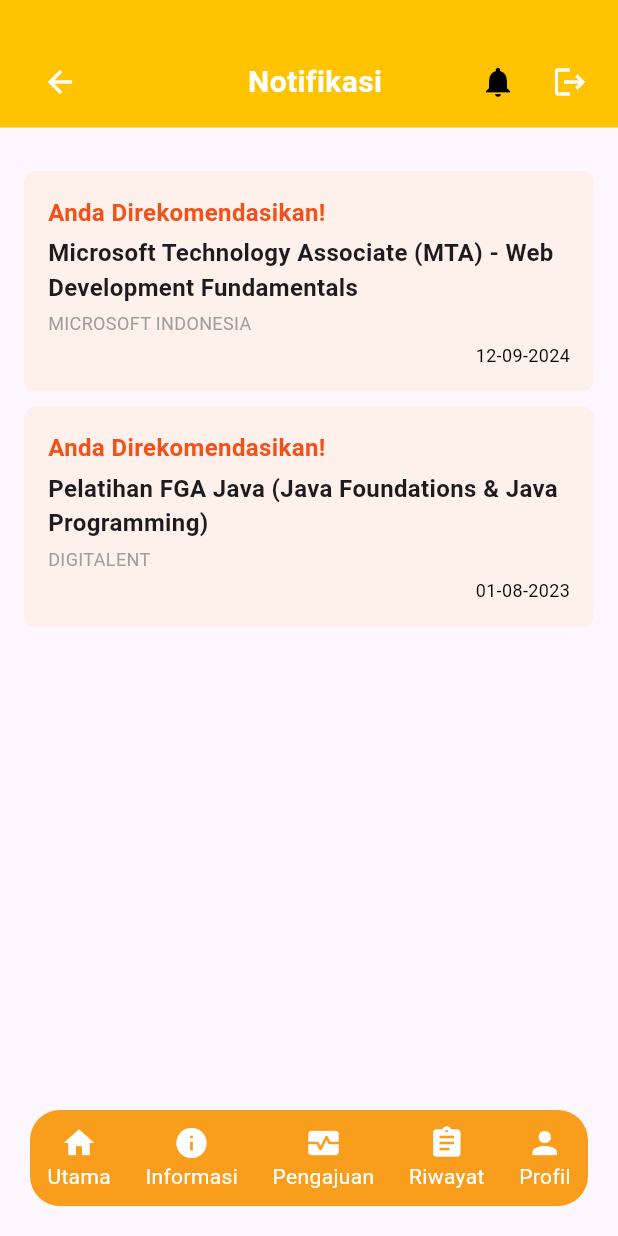
After one commit to Rioramadhan3570/PBL_Sem5, a Flutter app: the Notifikasi screen opened by its route, on a phone screen of 412 x 824 dp. The commit adds this screen. Run offline on Flutter 3.47's test engine with Material 3 defaults, Android fonts, the phone set to English and light mode, and no system bars; network calls fail.

Commit message:
active ikon notifikasi, halaman notifikasi, header notifikasi, header profil, main update

```diff
--- /dev/null
+++ b/pbl_sem5/lib/dosen/header_notifikasi.dart
@@ -0,0 +1,71 @@
+import 'package:flutter/material.dart';
+
+class NotifikasiHeader extends StatefulWidget {
+  const NotifikasiHeader({Key? key}) : super(key: key);
+
+  @override
+  _NotifikasiHeaderState createState() => _NotifikasiHeaderState();
+}
+
+class _NotifikasiHeaderState extends State<NotifikasiHeader> {
+  Color notificationIconColor = Colors.black; // Warna awal ikon notifikasi
+
+  void _onBackButtonPressed() {
+    Navigator.pop(context); // Kembali ke halaman sebelumnya
+  }
+
+  @override
+  Widget build(BuildContext context) {
+    return Container(
+      color: const Color(0xFFFFC300), // Warna latar belakang kuning
+      padding: const EdgeInsets.only(top: 40, left: 16, right: 8, bottom: 16),
+      child: Stack(
+        alignment: Alignment.center,
+        children: [
+          // Teks "Notifikasi" di tengah
+          const Text(
+            'Notifikasi',
+            style: TextStyle(
+              fontSize: 20,
+              fontWeight: FontWeight.bold,
+              color: Colors.white,
+            ),
+          ),
+          // Ikon diposisikan di sebelah kiri
+          Positioned(
+            left: 0, // Memposisikan tombol kembali ke kiri
+            child: IconButton(
+              icon: Icon(Icons.arrow_back, color: Colors.white), // Ikon kembali
+              onPressed: () {
+                _onBackButtonPressed();
+                // Kirim informasi kembali ke Navbar
+                // Ini bisa dilakukan dengan menggunakan provider atau state management lain
+              },
+            ),
+          ),
+          // Ikon diposisikan ke kanan
+          Positioned(
+            right: 0,
+            child: Row(
+              mainAxisSize: MainAxisSize.min,
+              children: [
+                IconButton(
+                  icon: Icon(Icons.notifications, color: notificationIconColor), // Ikon notifikasi
+                  onPressed: () {
+                    // Menangani penekanan ikon notifikasi
+                  },
+                ),
+                IconButton(
+                  icon: const Icon(Icons.logout, color: Colors.white), // Ikon logout
+                  onPressed: () {
+                    // Menangani penekanan ikon logout
+                  },
+                ),
+              ],
+            ),
+          ),
+        ],
+      ),
+    );
+  }
+}
--- a/pbl_sem5/lib/dosen/navbar.dart
+++ b/pbl_sem5/lib/dosen/navbar.dart
@@ -1,6 +1,8 @@
 import 'package:flutter/material.dart';
 import 'package:pbl_sem5/dosen/informasi.dart';
 import 'package:pbl_sem5/dosen/utama.dart';
+import 'package:pbl_sem5/dosen/profil.dart';
+import 'package:pbl_sem5/dosen/notifikasi.dart'; // Import halaman notifikasi
 
 class Navbar extends StatefulWidget {
   const Navbar({Key? key}) : super(key: key);
@@ -10,34 +12,63 @@
 }
 
 class _NavbarState extends State<Navbar> {
-  int _selectedIndex = 0;
+  int _selectedIndex = 0; // Indeks default
+  Color notificationIconColor = Colors.black; // Warna awal ikon notifikasi
+
+  @override
+  void didChangeDependencies() {
+    super.didChangeDependencies();
+    final currentRoute = ModalRoute.of(context)?.settings.name;
+
+    switch (currentRoute) {
+      case '/utama':
+        _selectedIndex = 0;
+        break;
+      case '/informasi':
+        _selectedIndex = 1;
+        break;
+      case '/pengajuan':
+        _selectedIndex = 2;
+        break;
+      case '/riwayat':
+        _selectedIndex = 3;
+        break;
+      case '/profil':
+        _selectedIndex = 4;
+        break;
+      case '/notifikasi':
+        _selectedIndex = -1; // Ketika di halaman notifikasi
+        notificationIconColor = Colors.white; // Ubah warna ikon notifikasi menjadi putih
+        break;
+      default:
+        _selectedIndex = 0;
+    }
+  }
 
   void _onItemTapped(int index) {
     setState(() {
       _selectedIndex = index;
+      if (index == 4) {
+        notificationIconColor = Colors.black; // Reset warna jika navigasi ke Profil
+      }
     });
 
-    if (index != 4) { // Don't navigate if profile is selected
     switch (index) {
       case 0:
-          Navigator.push(
-            context,
-            MaterialPageRoute(builder: (context) => Utama()),
-          );
+        Navigator.pushReplacementNamed(context, '/utama');
         break;
       case 1:
-          Navigator.push(
-            context,
-            MaterialPageRoute(builder: (context) => Informasi()),
-          );
+        Navigator.pushReplacementNamed(context, '/informasi');
         break;
       case 2:
-          Navigator.pushNamed(context, '/pengajuan');
+        Navigator.pushReplacementNamed(context, '/pengajuan');
         break;
       case 3:
-          Navigator.pushNamed(context, '/priwayat');
+        Navigator.pushReplacementNamed(context, '/riwayat');
         break;
-      }
+      case 4:
+        Navigator.pushReplacementNamed(context, '/profil');
+        break;
     }
   }
 
@@ -68,28 +99,25 @@
 
   Widget _buildNavItem(BuildContext context, IconData icon, String title, int index) {
     final isSelected = _selectedIndex == index;
-    return Material(
-      color: Colors.transparent,
-      child: InkWell(
+    final isNotifikasi = _selectedIndex == -1; // Mengecek apakah halaman notifikasi
+
+    return GestureDetector(
       onTap: () => _onItemTapped(index),
-        splashColor: Colors.grey.withOpacity(0.3),
-        highlightColor: Colors.transparent,
       child: Column(
         mainAxisSize: MainAxisSize.min,
         children: <Widget>[
           Icon(
             icon,
-              color: isSelected ? Colors.black : Colors.white,
+            color: (isNotifikasi || !isSelected) ? Colors.white : Colors.black, // Semua ikon putih jika notifikasi
           ),
           Text(
             title,
             style: TextStyle(
-                color: isSelected ? Colors.black : Colors.white,
+              color: (isNotifikasi || !isSelected) ? Colors.white : Colors.black, // Teks tetap putih jika notifikasi
             ),
           ),
         ],
       ),
-      ),
     );
   }
 }
--- /dev/null
+++ b/pbl_sem5/lib/dosen/notifikasi.dart
@@ -0,0 +1,90 @@
+import 'package:flutter/material.dart';
+import 'header_notifikasi.dart'; // Import Header Notifikasi
+import 'navbar.dart'; // Import Bottom Navbar
+
+class Notifikasi extends StatelessWidget {
+  // Daftar notifikasi yang akan ditampilkan
+  final List<Map<String, String>> notifications = [
+    {
+      'title': 'Microsoft Technology Associate (MTA) - Web Development Fundamentals',
+      'source': 'MICROSOFT INDONESIA',
+      'date': '12-09-2024',
+    },
+    {
+      'title': 'Pelatihan FGA Java (Java Foundations & Java Programming)',
+      'source': 'DIGITALENT',
+      'date': '01-08-2023',
+    },
+    // Tambahkan lebih banyak notifikasi jika perlu
+  ];
+
+  @override
+  Widget build(BuildContext context) {
+    return Scaffold(
+      appBar: PreferredSize(
+        preferredSize: const Size.fromHeight(150),
+        child: const NotifikasiHeader(), // Gunakan Header Notifikasi Anda
+      ),
+      body: Padding(
+        padding: const EdgeInsets.only(top: 24.0), // Jarak lebih besar antara header dan isi
+        child: ListView.builder(
+          itemCount: notifications.length,
+          itemBuilder: (context, index) {
+            final notification = notifications[index];
+            return Container(
+              margin: const EdgeInsets.symmetric(vertical: 5, horizontal: 16), // Jarak kecil antar kotak
+              decoration: BoxDecoration(
+                color: const Color(0x4DFDE1B9), // Warna dengan transparansi 30%
+                borderRadius: BorderRadius.circular(8), // Sudut melengkung
+              ),
+              child: Padding(
+                padding: const EdgeInsets.all(16.0),
+                child: Column(
+                  crossAxisAlignment: CrossAxisAlignment.start,
+                  children: [
+                    Text(
+                      'Anda Direkomendasikan!',
+                      style: TextStyle(
+                        fontWeight: FontWeight.bold,
+                        color: const Color(0xFFF1511B),
+                        fontSize: 16,
+                      ),
+                    ),
+                    const SizedBox(height: 4), // Jarak antar teks dikecilkan
+                    Text(
+                      notification['title']!,
+                      style: const TextStyle(
+                        fontWeight: FontWeight.bold,
+                        fontSize: 16,
+                      ),
+                    ),
+                    const SizedBox(height: 4), // Jarak antar teks dikecilkan
+                    Text(
+                      notification['source']!,
+                      style: const TextStyle(
+                        fontSize: 12,
+                        color: Colors.grey,
+                      ),
+                    ),
+                    const SizedBox(height: 4), // Jarak antar teks dikecilkan
+                    Align(
+                      alignment: Alignment.bottomRight, // Untuk menyelaraskan ke kanan bawah
+                      child: Text(
+                        notification['date']!,
+                        style: const TextStyle(
+                          fontSize: 12,
+                          color: Colors.black,
+                        ),
+                      ),
+                    ),
+                  ],
+                ),
+              ),
+            );
+          },
+        ),
+      ),
+      bottomNavigationBar: const Navbar(), // Gunakan Navbar di bawah
+    );
+  }
+}
--- a/pbl_sem5/lib/dosen/profil.dart
+++ b/pbl_sem5/lib/dosen/profil.dart
@@ -2,7 +2,8 @@
 import 'header_profil.dart'; // Import Header
 import 'navbar.dart'; // Import BottomNavbar
 
-class ProfileScreen extends StatelessWidget {
+class Profil extends StatelessWidget {
+  const Profil({Key? key}) : super(key: key);
   @override
   Widget build(BuildContext context) {
     return Scaffold(
--- a/pbl_sem5/lib/main.dart
+++ b/pbl_sem5/lib/main.dart
@@ -1,5 +1,9 @@
 import 'package:flutter/material.dart';
-import 'dosen/profil.dart'; // Sesuaikan dengan nama project
+import 'package:pbl_sem5/dosen/informasi.dart';
+import 'package:pbl_sem5/dosen/navbar.dart';
+import 'package:pbl_sem5/dosen/utama.dart';
+import 'package:pbl_sem5/dosen/profil.dart';
+import 'package:pbl_sem5/dosen/notifikasi.dart'; // Import halaman Notifikasi
 
 void main() {
   runApp(MyApp());
@@ -9,8 +13,24 @@
   @override
   Widget build(BuildContext context) {
     return MaterialApp(
-      title: 'Profile UI',
-      home: ProfileScreen(), // Memanggil ProfileScreen dari profile.dart
+      title: 'Aplikasi Dosen',
+      initialRoute: '/utama',
+      routes: {
+        '/utama': (context) => Utama(),
+        '/informasi': (context) => Informasi(),
+        // '/pengajuan': (context) => Pengajuan(), // Tambahkan halaman pengajuan
+        // '/riwayat': (context) => Riwayat(), // Tambahkan halaman riwayat
+        '/profil': (context) => Profil(),
+        '/notifikasi': (context) => Notifikasi(), // Route untuk halaman notifikasi
+      },
+      home: Scaffold(
+        body: Column(
+          children: [
+            Expanded(child: Utama()), // Halaman default Anda
+            Navbar(), // Menempatkan Navbar di bawah
+          ],
+        ),
+      ),
     );
   }
 }
```
Also changed, not shown: pbl_sem5/lib/dosen/header_profil.dart (+25 -8 lines). Lines whose indentation alone changed are shown as unchanged.
